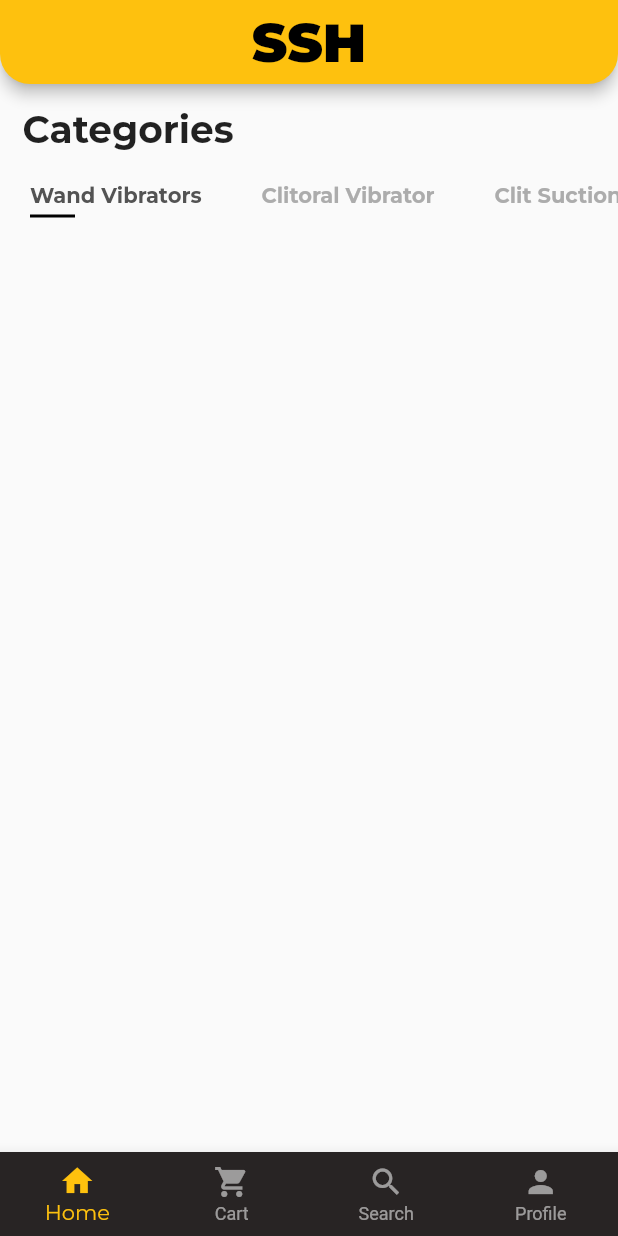
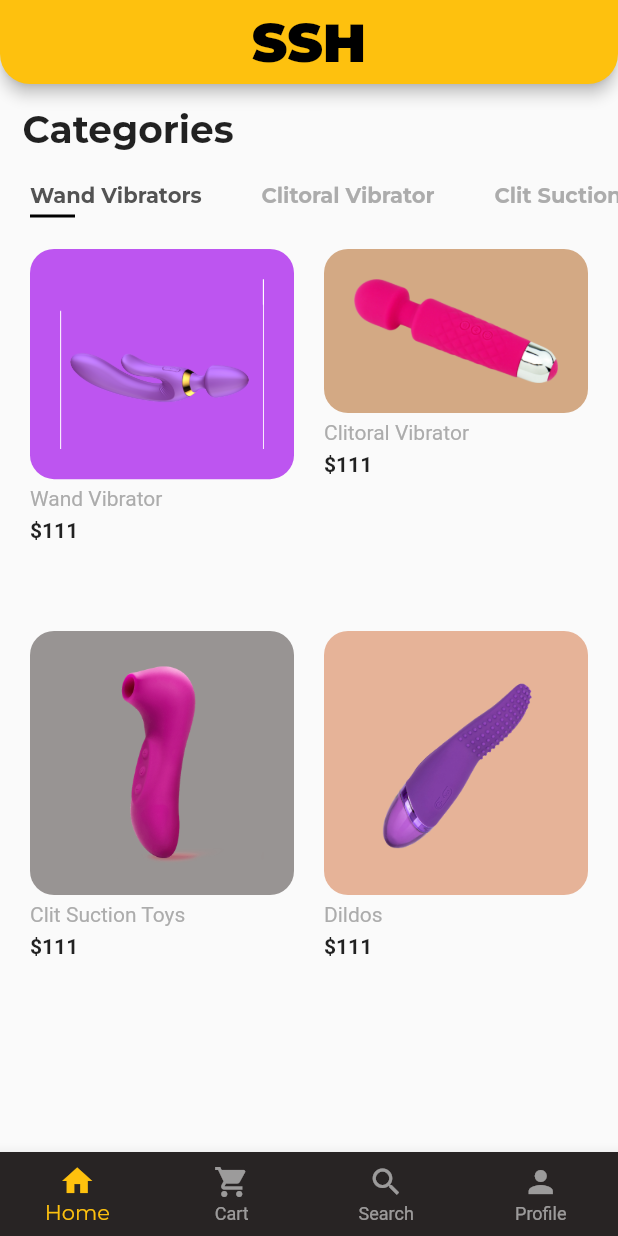
Before and after one commit to SSH-SIT/SSH, a Flutter app: the screen it shows after launch, after a tap on "Login", on a phone screen of 412 x 824 dp. Run offline on Flutter 3.47's test engine with Material 2 defaults, Android fonts, the phone set to English and light mode, and no system bars; our stand-ins replace google_fonts.

Commit message:
[UPDATE]FileChange

```diff
--- a/ssh_mobile/lib/Screen/login_screen.dart
+++ b/ssh_mobile/lib/Screen/login_screen.dart
@@ -3,7 +3,7 @@ import 'package:flutter/material.dart';
 
 import 'package:google_fonts/google_fonts.dart';
 
-import 'package:ssh_mobile/screen/home_screen.dart'
+import 'package:ssh_mobile/screen/home_screen.dart';
 
 class LoginPage extends StatefulWidget {
   LoginPage({Key key}) : super(key: key);
@@ -53,7 +53,8 @@ class _LoginPageState extends State<LoginPage> {
         minWidth: MediaQuery.of(context).size.width,
         padding: EdgeInsets.fromLTRB(20.0, 15.0, 20.0, 15.0),
         onPressed: () {
-          Navigator.push(context, MaterialPageRoute(builder: (context) => HomeScreen()));
+          Navigator.push(
+              context, MaterialPageRoute(builder: (context) => HomeScreen()));
         },
         child: Text("Login",
             textAlign: TextAlign.center,
--- /dev/null
+++ b/ssh_mobile/lib/models/product.dart
@@ -0,0 +1,46 @@
+import 'package:flutter/material.dart';
+
+class Product {
+  final String image, name, description;
+  final int price, id;
+  final Color color;
+  Product({
+    this.image,
+    this.id,
+    this.price,
+    this.color,
+    this.description,
+    this.name,
+  });
+}
+
+List<Product> products = [
+  Product(
+      id: 1,
+      name: "Wand Vibrator",
+      price: 111,
+      description: "GG",
+      image: "assets/images/Wand.png",
+      color: Color(0xFFBD55F0)),
+  Product(
+      id: 2,
+      name: "Clitoral Vibrator",
+      price: 111,
+      description: "GG",
+      image: "assets/images/Wand2.png",
+      color: Color(0xFFD3A984)),
+  Product(
+      id: 3,
+      name: "Clit Suction Toys",
+      price: 111,
+      description: "GG",
+      image: "assets/images/Clit_Suction.png",
+      color: Color(0xFF989493)),
+  Product(
+      id: 4,
+      name: "Dildos",
+      price: 111,
+      description: "GG",
+      image: "assets/images/Clitoral.png",
+      color: Color(0xFFE6B398)),
+];
--- a/ssh_mobile/lib/widgets/body.dart
+++ b/ssh_mobile/lib/widgets/body.dart
@@ -3,7 +3,14 @@ import 'package:flutter/material.dart';
 import 'package:google_fonts/google_fonts.dart';
 import 'package:ssh_mobile/constant.dart';
 
+import '../constant.dart';
+import '../constant.dart';
+import '../constant.dart';
+import '../constant.dart';
+import '../constant.dart';
+import '../constant.dart';
 import './categories_slider.dart';
+import 'package:ssh_mobile/models/product.dart';
 
 class Body extends StatelessWidget {
   @override
@@ -25,8 +32,65 @@ class Body extends StatelessWidget {
             ),
           ],
         ),
-        CategoriesSlider()
+        CategoriesSlider(),
+        Expanded(
+          child: Padding(
+            padding: const EdgeInsets.symmetric(horizontal: kDefaultPaddin),
+            child: GridView.builder(
+              itemCount: products.length,
+              gridDelegate: SliverGridDelegateWithFixedCrossAxisCount(
+                crossAxisCount: 2,
+                mainAxisSpacing: kDefaultPaddin,
+                crossAxisSpacing: kDefaultPaddin,
+                childAspectRatio: 0.75,
+              ),
+              itemBuilder: (context, index) =>
+                  Itemcard(product: products[index]),
+            ),
+          ),
+        ),
       ],
     );
   }
 }
+
+class Itemcard extends StatelessWidget {
+  final Product product;
+  final Function press;
+  const Itemcard({
+    Key key,
+    this.product,
+    this.press,
+  }) : super(key: key);
+
+  @override
+  Widget build(BuildContext context) {
+    return Column(
+      crossAxisAlignment: CrossAxisAlignment.start,
+      children: <Widget>[
+        Container(
+          padding: EdgeInsets.all(kDefaultPaddin),
+
+          // height: 180,
+          // width: 160,
+          decoration: BoxDecoration(
+            color: product.color,
+            borderRadius: BorderRadius.circular(16),
+          ),
+          child: Image.asset(product.image),
+        ),
+        Padding(
+          padding: const EdgeInsets.symmetric(vertical: kDefaultPaddin / 4),
+          child: Text(
+            product.name,
+            style: TextStyle(color: kTextLightColor),
+          ),
+        ),
+        Text(
+          "\$111",
+          style: TextStyle(fontWeight: FontWeight.bold),
+        ),
+      ],
+    );
+  }
+}
```
Also changed, not shown: ssh_mobile/assets/images/Clit_Suction.png (added), ssh_mobile/assets/images/Clitoral.png (added), ssh_mobile/assets/images/Dildos.png (added), ssh_mobile/assets/images/Wand.png (added), ssh_mobile/assets/images/Wand2.png (added).
